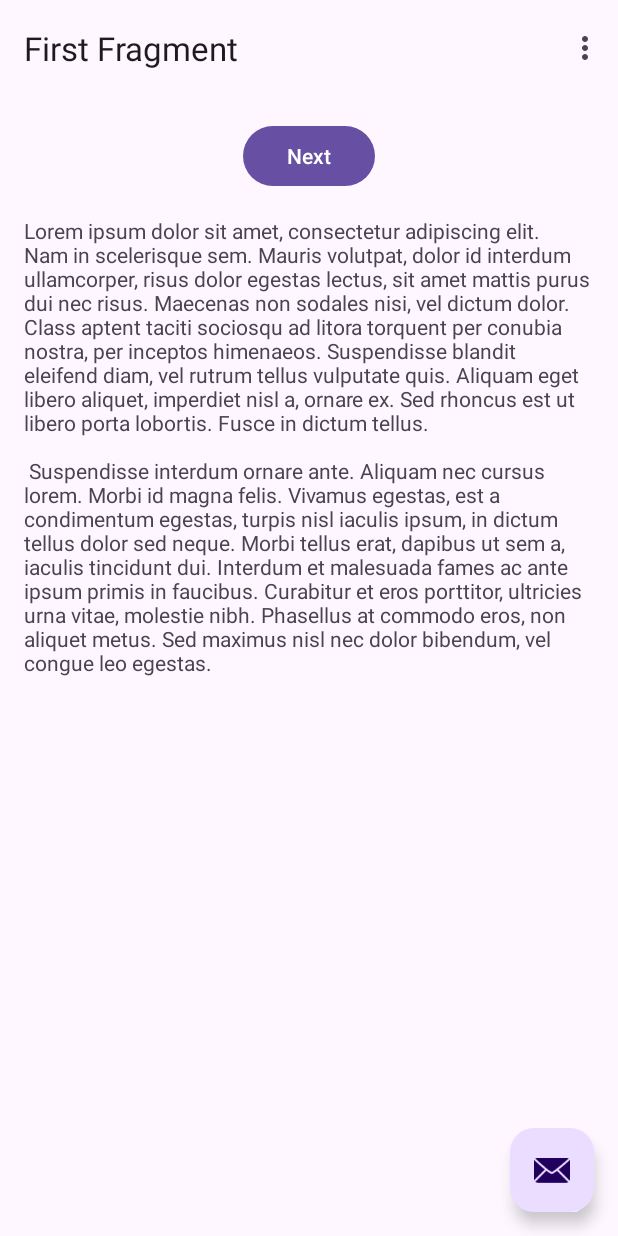
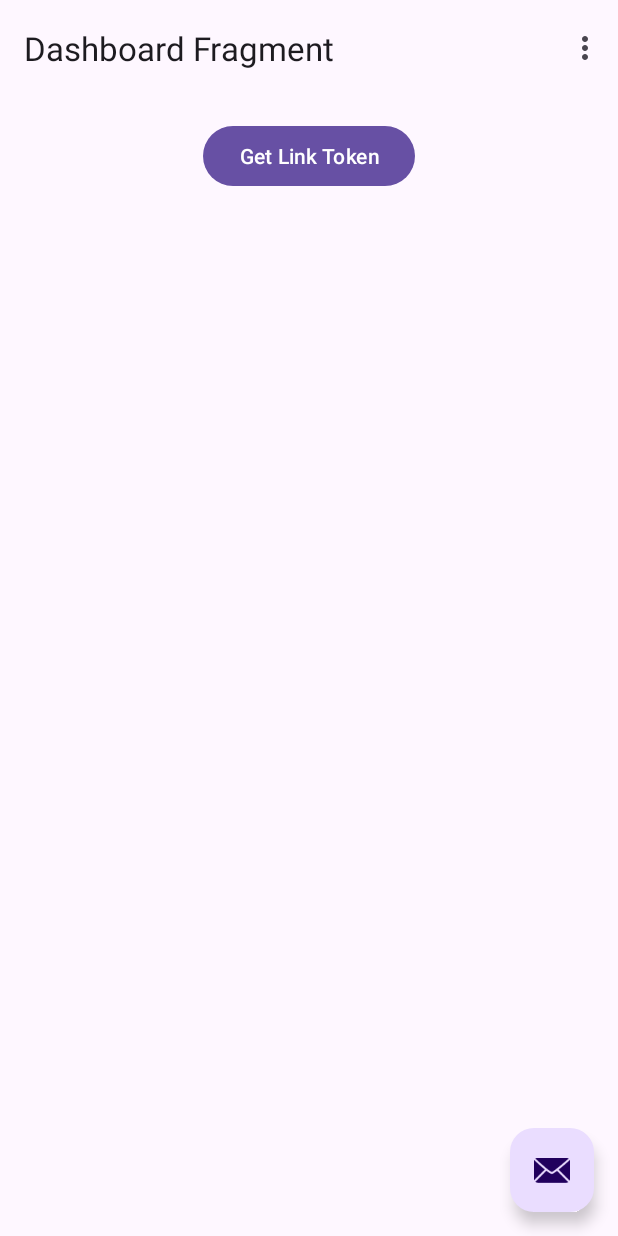
Before and after one commit to welshk91/Ganesha, an Android app: the screen it shows after launch (MainActivity), on a phone screen of 412 x 824 dp. Run offline under Robolectric (Android 15) with nearby library versions, the phone set to English and light mode, and no system bars; our stand-ins replace Dagger/Hilt's generated code, navigation-ui.

Commit message:
Reworked the sample app skeleton to better suit the demo's needs

```diff
--- a/app/build.gradle
+++ b/app/build.gradle
@@ -43,6 +43,7 @@ android {
         jvmTarget = '1.8'
     }
     buildFeatures {
+        dataBinding true
         viewBinding true
     }
 }
--- a/app/src/main/java/com/example/ganesha/app/SecondFragment.kt
+++ b/app/src/main/java/com/example/ganesha/app/DashboardFragment.kt
@@ -1,20 +1,21 @@
 package com.example.ganesha.app
 
 import android.os.Bundle
-import androidx.fragment.app.Fragment
 import android.view.LayoutInflater
 import android.view.View
 import android.view.ViewGroup
+import androidx.fragment.app.Fragment
 import androidx.navigation.fragment.findNavController
 import com.example.ganesha.R
-import com.example.ganesha.databinding.FragmentSecondBinding
+import com.example.ganesha.databinding.FragmentDashboardBinding
+import dagger.hilt.android.AndroidEntryPoint
 
 /**
- * A simple [Fragment] subclass as the second destination in the navigation.
+ * A simple [Fragment] subclass as the default destination in the navigation.
  */
-class SecondFragment : Fragment() {
-
-    private var _binding: FragmentSecondBinding? = null
+@AndroidEntryPoint
+class DashboardFragment : Fragment() {
+    private var _binding: FragmentDashboardBinding? = null
 
     // This property is only valid between onCreateView and
     // onDestroyView.
@@ -23,18 +24,17 @@ class SecondFragment : Fragment() {
     override fun onCreateView(
         inflater: LayoutInflater, container: ViewGroup?,
         savedInstanceState: Bundle?
-    ): View? {
+    ): View {
 
-        _binding = FragmentSecondBinding.inflate(inflater, container, false)
+        _binding = FragmentDashboardBinding.inflate(inflater, container, false)
         return binding.root
-
     }
 
     override fun onViewCreated(view: View, savedInstanceState: Bundle?) {
         super.onViewCreated(view, savedInstanceState)
 
-        binding.buttonSecond.setOnClickListener {
-            findNavController().navigate(R.id.action_SecondFragment_to_FirstFragment)
+        binding.buttonGetLinkToken.setOnClickListener {
+            findNavController().navigate(R.id.action_DashboardFragment_to_GetLinkTokenFragment)
         }
     }
 
--- a/app/src/main/java/com/example/ganesha/app/FirstFragment.kt
+++ /dev/null
@@ -1,45 +0,0 @@
-package com.example.ganesha.app
-
-import android.os.Bundle
-import androidx.fragment.app.Fragment
-import android.view.LayoutInflater
-import android.view.View
-import android.view.ViewGroup
-import androidx.navigation.fragment.findNavController
-import com.example.ganesha.R
-import com.example.ganesha.databinding.FragmentFirstBinding
-
-/**
- * A simple [Fragment] subclass as the default destination in the navigation.
- */
-class FirstFragment : Fragment() {
-
-    private var _binding: FragmentFirstBinding? = null
-
-    // This property is only valid between onCreateView and
-    // onDestroyView.
-    private val binding get() = _binding!!
-
-    override fun onCreateView(
-        inflater: LayoutInflater, container: ViewGroup?,
-        savedInstanceState: Bundle?
-    ): View? {
-
-        _binding = FragmentFirstBinding.inflate(inflater, container, false)
-        return binding.root
-
-    }
-
-    override fun onViewCreated(view: View, savedInstanceState: Bundle?) {
-        super.onViewCreated(view, savedInstanceState)
-
-        binding.buttonFirst.setOnClickListener {
-            findNavController().navigate(R.id.action_FirstFragment_to_SecondFragment)
-        }
-    }
-
-    override fun onDestroyView() {
-        super.onDestroyView()
-        _binding = null
-    }
-}
--- a/app/src/main/java/com/example/ganesha/app/MainActivity.kt
+++ b/app/src/main/java/com/example/ganesha/app/MainActivity.kt
@@ -1,18 +1,20 @@
 package com.example.ganesha.app
 
 import android.os.Bundle
-import com.google.android.material.snackbar.Snackbar
+import android.view.Menu
+import android.view.MenuItem
 import androidx.appcompat.app.AppCompatActivity
 import androidx.core.view.WindowCompat
 import androidx.navigation.findNavController
 import androidx.navigation.ui.AppBarConfiguration
 import androidx.navigation.ui.navigateUp
 import androidx.navigation.ui.setupActionBarWithNavController
-import android.view.Menu
-import android.view.MenuItem
 import com.example.ganesha.R
 import com.example.ganesha.databinding.ActivityMainBinding
+import com.google.android.material.snackbar.Snackbar
+import dagger.hilt.android.AndroidEntryPoint
 
+@AndroidEntryPoint
 class MainActivity : AppCompatActivity() {
 
     private lateinit var appBarConfiguration: AppBarConfiguration
--- a/app/src/main/res/layout/fragment_first.xml
+++ b/app/src/main/res/layout/fragment_dashboard.xml
@@ -4,33 +4,20 @@
     xmlns:tools="http://schemas.android.com/tools"
     android:layout_width="match_parent"
     android:layout_height="match_parent"
-    tools:context=".app.FirstFragment">
+    tools:context=".app.DashboardFragment">
 
     <androidx.constraintlayout.widget.ConstraintLayout
         android:layout_width="match_parent"
         android:layout_height="match_parent"
         android:padding="16dp">
 
-        <Button
-            android:id="@+id/button_first"
+        <com.google.android.material.button.MaterialButton
+            android:id="@+id/button_get_link_token"
             android:layout_width="wrap_content"
             android:layout_height="wrap_content"
-            android:text="@string/next"
-            app:layout_constraintBottom_toTopOf="@id/textview_first"
+            android:text="@string/get_link_token"
             app:layout_constraintEnd_toEndOf="parent"
             app:layout_constraintStart_toStartOf="parent"
             app:layout_constraintTop_toTopOf="parent" />
-        />
-
-        <TextView
-            android:id="@+id/textview_first"
-            android:layout_width="wrap_content"
-            android:layout_height="wrap_content"
-            android:layout_marginTop="16dp"
-            android:text="@string/lorem_ipsum"
-            app:layout_constraintBottom_toBottomOf="parent"
-            app:layout_constraintEnd_toEndOf="parent"
-            app:layout_constraintStart_toStartOf="parent"
-            app:layout_constraintTop_toBottomOf="@id/button_first" />
     </androidx.constraintlayout.widget.ConstraintLayout>
 </androidx.core.widget.NestedScrollView>
--- a/app/src/main/res/navigation/nav_graph.xml
+++ b/app/src/main/res/navigation/nav_graph.xml
@@ -3,26 +3,22 @@
     xmlns:app="http://schemas.android.com/apk/res-auto"
     xmlns:tools="http://schemas.android.com/tools"
     android:id="@+id/nav_graph"
-    app:startDestination="@id/FirstFragment">
+    app:startDestination="@id/DashboardFragment">
 
     <fragment
-        android:id="@+id/FirstFragment"
-        android:name="com.example.ganesha.app.FirstFragment"
-        android:label="@string/first_fragment_label"
-        tools:layout="@layout/fragment_first">
+        android:id="@+id/DashboardFragment"
+        android:name="com.example.ganesha.app.DashboardFragment"
+        android:label="@string/dashboard_fragment_label"
+        tools:layout="@layout/fragment_dashboard">
 
         <action
-            android:id="@+id/action_FirstFragment_to_SecondFragment"
-            app:destination="@id/SecondFragment" />
+            android:id="@+id/action_DashboardFragment_to_GetLinkTokenFragment"
+            app:destination="@id/GetLinkTokenFragment" />
     </fragment>
+
     <fragment
-        android:id="@+id/SecondFragment"
-        android:name="com.example.ganesha.app.SecondFragment"
-        android:label="@string/second_fragment_label"
-        tools:layout="@layout/fragment_second">
-
-        <action
-            android:id="@+id/action_SecondFragment_to_FirstFragment"
-            app:destination="@id/FirstFragment" />
-    </fragment>
+        android:id="@+id/GetLinkTokenFragment"
+        android:name="com.example.ganesha.app.GetLinkTokenFragment"
+        android:label="@string/get_link_token_fragment_label"
+        tools:layout="@layout/fragment_get_link_token" />
 </navigation>
--- a/app/src/main/res/values/strings.xml
+++ b/app/src/main/res/values/strings.xml
@@ -2,48 +2,10 @@
     <string name="app_name">Ganesha</string>
     <string name="action_settings">Settings</string>
     <!-- Strings used for fragments for navigation -->
-    <string name="first_fragment_label">First Fragment</string>
-    <string name="second_fragment_label">Second Fragment</string>
-    <string name="next">Next</string>
-    <string name="previous">Previous</string>
+    <string name="dashboard_fragment_label">Dashboard Fragment</string>
+    <string name="get_link_token_fragment_label">Get Link Token Fragment</string>
+    <string name="link_token">Link Token</string>
+    <string name="get_link_token">Get Link Token</string>
 
-    <string name="lorem_ipsum">
-        Lorem ipsum dolor sit amet, consectetur adipiscing elit. Nam in scelerisque sem. Mauris
-        volutpat, dolor id interdum ullamcorper, risus dolor egestas lectus, sit amet mattis purus
-        dui nec risus. Maecenas non sodales nisi, vel dictum dolor. Class aptent taciti sociosqu ad
-        litora torquent per conubia nostra, per inceptos himenaeos. Suspendisse blandit eleifend
-        diam, vel rutrum tellus vulputate quis. Aliquam eget libero aliquet, imperdiet nisl a,
-        ornare ex. Sed rhoncus est ut libero porta lobortis. Fusce in dictum tellus.\n\n
-        Suspendisse interdum ornare ante. Aliquam nec cursus lorem. Morbi id magna felis. Vivamus
-        egestas, est a condimentum egestas, turpis nisl iaculis ipsum, in dictum tellus dolor sed
-        neque. Morbi tellus erat, dapibus ut sem a, iaculis tincidunt dui. Interdum et malesuada
-        fames ac ante ipsum primis in faucibus. Curabitur et eros porttitor, ultricies urna vitae,
-        molestie nibh. Phasellus at commodo eros, non aliquet metus. Sed maximus nisl nec dolor
-        bibendum, vel congue leo egestas.\n\n
-    </string>
-
-    <string name="lorem_ipsum_2">
-        Sed interdum tortor nibh, in sagittis risus mollis quis. Curabitur mi odio, condimentum sit
-        amet auctor at, mollis non turpis. Nullam pretium libero vestibulum, finibus orci vel,
-        molestie quam. Fusce blandit tincidunt nulla, quis sollicitudin libero facilisis et. Integer
-        interdum nunc ligula, et fermentum metus hendrerit id. Vestibulum lectus felis, dictum at
-        lacinia sit amet, tristique id quam. Cras eu consequat dui. Suspendisse sodales nunc ligula,
-        in lobortis sem porta sed. Integer id ultrices magna, in luctus elit. Sed a pellentesque
-        est.\n\n
-        Aenean nunc velit, lacinia sed dolor sed, ultrices viverra nulla. Etiam a venenatis nibh.
-        Morbi laoreet, tortor sed facilisis varius, nibh orci rhoncus nulla, id elementum leo dui
-        non lorem. Nam mollis ipsum quis auctor varius. Quisque elementum eu libero sed commodo. In
-        eros nisl, imperdiet vel imperdiet et, scelerisque a mauris. Pellentesque varius ex nunc,
-        quis imperdiet eros placerat ac. Duis finibus orci et est auctor tincidunt. Sed non viverra
-        ipsum. Nunc quis augue egestas, cursus lorem at, molestie sem. Morbi a consectetur ipsum, a
-        placerat diam. Etiam vulputate dignissim convallis. Integer faucibus mauris sit amet finibus
-        convallis.\n\n
-        Phasellus in aliquet mi. Pellentesque habitant morbi tristique senectus et netus et
-        malesuada fames ac turpis egestas. In volutpat arcu ut felis sagittis, in finibus massa
-        gravida. Pellentesque id tellus orci. Integer dictum, lorem sed efficitur ullamcorper,
-        libero justo consectetur ipsum, in mollis nisl ex sed nisl. Donec maximus ullamcorper
-        sodales. Praesent bibendum rhoncus tellus nec feugiat. In a ornare nulla. Donec rhoncus
-        libero vel nunc consequat, quis tincidunt nisl eleifend. Cras bibendum enim a justo luctus
-        vestibulum. Fusce dictum libero quis erat maximus, vitae volutpat diam dignissim.
-    </string>
+    <string name="get_link_token_response">Get Link Token Response</string>
 </resources>
```
Also changed, not shown: app/src/main/java/com/example/ganesha/app/GetLinkTokenFragment.kt (added, +43 -0 lines), app/src/main/java/com/example/ganesha/app/GetLinkTokenViewModel.kt (added, +36 -0 lines), app/src/main/res/layout/fragment_get_link_token.xml (added, +46 -0 lines), app/src/main/res/layout/fragment_second.xml (deleted, +0 -35 lines).
